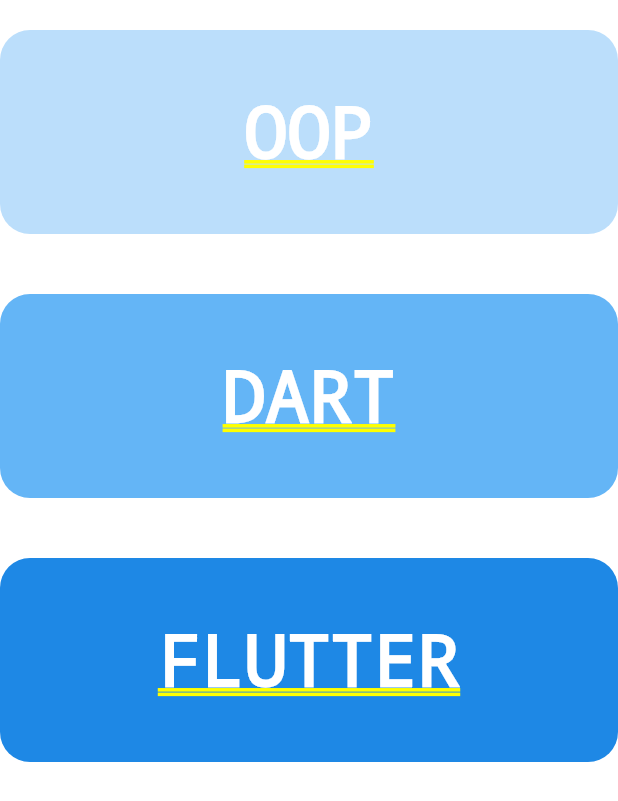
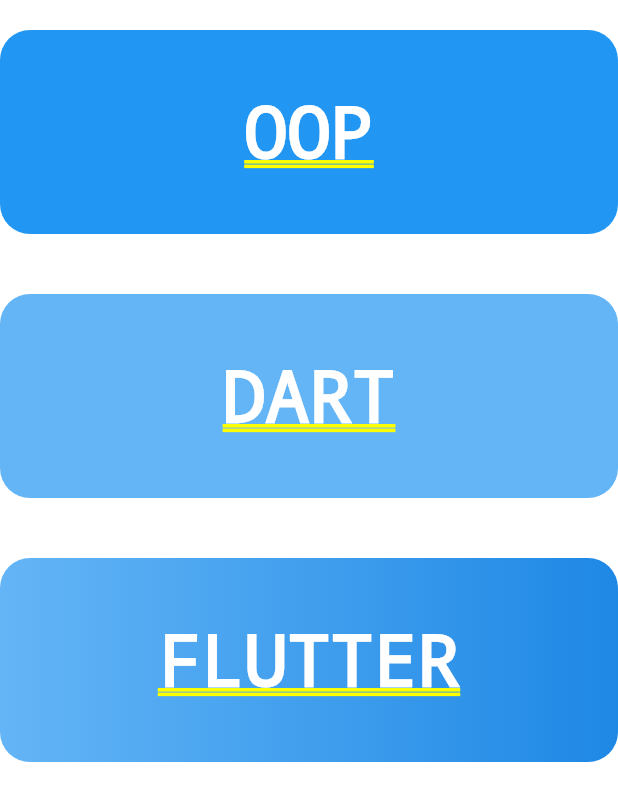
Before and after one commit to Sakk-pk/W4-flutter, a Flutter app: the screen it shows after launch, on a phone screen of 412 x 824 dp. Shown: the top 801 px of the screen. Run offline on Flutter 3.47's test engine with Material 3 defaults, Android fonts, the phone set to English and light mode, and no system bars.

Commit message:
Update EX-4: Complete CustomCard widget with gradient support

```diff
--- a/lib/Exercise/EX-4.dart
+++ b/lib/Exercise/EX-4.dart
@@ -9,15 +9,17 @@ void exercise_4(){
               children: [
                 CustomCard(
                   text: 'OOP',
-                  color: Colors.blue[100],
                   ),
                   CustomCard(
                   text: 'DART',
-                  color: Colors.blue[300],
+                  color: Colors.blue[300]!,
                   ),
                   CustomCard(
                   text: 'FLUTTER',
-                  color: Colors.blue[600],
+                  gradient: const LinearGradient(colors:[
+                    Color(0xFF64B5F6),
+                    Color(0xFF1E88E5),
+                     ])
                   )
               ],
             ),
@@ -29,20 +31,24 @@ void exercise_4(){
 
 class CustomCard extends StatelessWidget{
   final String text;
-  final Color? color;
+  final Color color;
+  final Gradient? gradient;
+
   const CustomCard({
-    super.key,
-    this.color,
+    this.color = Colors.blue,
     required this.text,
+    this.gradient,
 
   });
+
   @override
   Widget build(BuildContext context) {
     return Container(
       padding: EdgeInsets.all(40),
       margin: EdgeInsets.symmetric(vertical: 20),
       decoration: BoxDecoration(
-        color: color,
+        color: gradient == null ? color: null,
+        gradient: gradient,
         borderRadius: BorderRadius.circular(20)
       ),
       child: Center(
```
